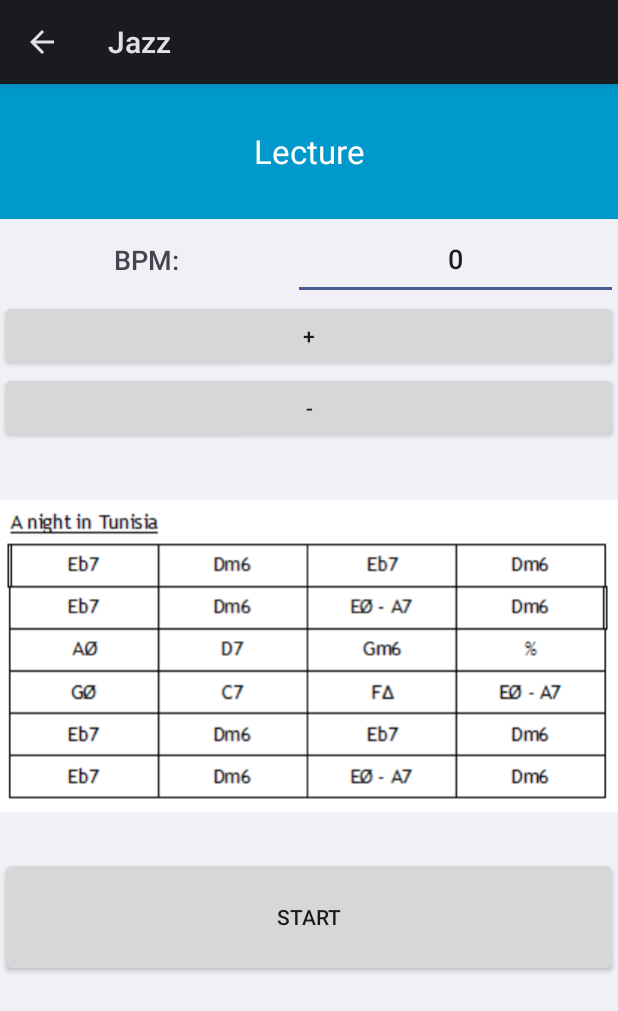
After one commit to cloudyhug/EPJazz, an Android app: the LectureActivity screen opened directly, with no data from a screen before it, on a phone screen of 412 x 824 dp. The commit adds this screen. Shown: the top 1011 px of the screen. Run offline under Robolectric (Android 15) with nearby library versions, the phone set to English and light mode, and no system bars.

Commit message:
Création d'une page réalisant à peu près l'objectif fixé, il y a une première page fixant les paramètres de tempo et de volume(pas encore implémenter) et une seconde page permettant de lancer le metronome

```diff
--- /dev/null
+++ b/BeatKeeper-master/app/src/main/java/pntanasis/android/metronome/LectureActivity.java
@@ -0,0 +1,174 @@
+package pntanasis.android.metronome;
+
+import android.app.Activity;
+import android.content.Intent;
+import android.graphics.Color;
+import android.media.AudioManager;
+import android.os.AsyncTask;
+import android.os.Build;
+import android.os.Bundle;
+import android.os.Handler;
+import android.os.Message;
+import android.view.View;
+import android.widget.Button;
+import android.widget.TextView;
+
+/**
+ * Created by maxime on 18/12/2017.
+ */
+
+public class LectureActivity extends Activity {
+
+    private Button boutonPlus;
+    private Button boutonMoins;
+    private TextView currentBeat;
+    public int bpm;
+    private short noteValue = 1;
+    private short beats = 1;
+    private double beatSound = 2440;
+    private double sound = 6440;
+    private final int minBpm = 40;
+    private final int maxBpm = 208;
+    private AudioManager audio;
+    private LectureActivity.MetronomeAsyncTask metroTask;
+    private Handler mHandler;
+
+    protected void onCreate(Bundle savedInstanceState) {
+        super.onCreate(savedInstanceState);
+        setContentView(R.layout.lecture);
+
+        boutonPlus = (Button) findViewById(R.id.boutonPlus_lecture);
+        boutonMoins = (Button) findViewById(R.id.boutonMoins_lecture);
+
+        currentBeat = (TextView) findViewById(R.id.currentBeat_lecture);
+        currentBeat.setTextColor(Color.GREEN);
+
+        Intent intent =getIntent();
+        bpm=intent.getIntExtra("bpm",0);
+
+        TextView bpmText = (TextView) findViewById(R.id.BPM_lecture);
+        bpmText.setText(""+bpm);
+
+        metroTask = new LectureActivity.MetronomeAsyncTask();
+
+
+    }
+
+    private Handler getHandler() {
+        return new Handler() {
+            @Override
+            public void handleMessage(Message msg) {
+                String message = (String)msg.obj;
+                if(message.equals("1"))
+                    currentBeat.setTextColor(Color.GREEN);
+                else
+                    currentBeat.setTextColor(getResources().getColor(R.color.yellow));
+                //currentBeat.setText(message);
+            }
+        };
+    }
+
+    private void maxBpmGuard() {
+        if(bpm >= maxBpm ) {
+            boutonPlus.setEnabled(false);
+            boutonPlus.setPressed(false);
+        } else if(!boutonMoins.isEnabled() && bpm>minBpm) {
+            boutonMoins.setEnabled(true);
+        }
+    }
+
+    public void onPlusClick(View view) {
+        TextView bpmText1 = findViewById(R.id.BPM_lecture);
+        bpm=Integer.valueOf(bpmText1.getText().toString());
+        bpm++;
+        bpmText1.setText(""+bpm);
+        maxBpmGuard();
+
+    }
+
+    private void minBpmGuard() {
+        if(bpm <= minBpm) {
+            boutonMoins.setEnabled(false);
+            boutonMoins.setPressed(false);
+        } else if(!boutonPlus.isEnabled() && bpm<maxBpm) {
+            boutonPlus.setEnabled(true);
+        }
+    }
+
+    public void onMinusClick(View view) {
+        TextView bpmText1 = findViewById(R.id.BPM_lecture);
+        bpm=Integer.valueOf(bpmText1.getText().toString());
+        bpm--;
+        bpmText1.setText(""+bpm);
+        minBpmGuard();
+    }
+
+    public synchronized void onStartStopClick_lecture(View view) {
+        TextView bpmText1 = findViewById(R.id.BPM_lecture);
+        Button button = (Button) view;
+        String buttonText = button.getText().toString();
+        if(buttonText.equalsIgnoreCase("start")) {
+            button.setText(R.string.stop);
+            boutonMoins.setEnabled(false);
+            boutonMoins.setPressed(false);
+            boutonPlus.setEnabled(false);
+            boutonPlus.setPressed(false);
+            bpmText1.setEnabled(false);
+            if (Build.VERSION.SDK_INT >= Build.VERSION_CODES.HONEYCOMB)
+                metroTask.executeOnExecutor(AsyncTask.THREAD_POOL_EXECUTOR, (Void[])null);
+            else
+                metroTask.execute();
+
+
+
+        } else {
+            button.setText(R.string.start);
+            metroTask.stop();
+            boutonMoins.setEnabled(true);
+            boutonPlus.setEnabled(true);
+            bpmText1.setEnabled(true);
+            metroTask = new MetronomeAsyncTask();
+            Runtime.getRuntime().gc();
+        }
+    }
+
+
+
+    private class MetronomeAsyncTask extends AsyncTask<Void,Void,String> {
+        Metronome metronome;
+
+
+        MetronomeAsyncTask() {
+            mHandler = getHandler();
+            metronome = new Metronome(mHandler);
+        }
+
+        protected String doInBackground(Void... params) {
+            metronome.setBeat(beats);
+            metronome.setNoteValue(noteValue);
+            metronome.setBpm(bpm);
+            metronome.setBeatSound(beatSound);
+            metronome.setSound(sound);
+
+            metronome.play();
+
+            return null;
+        }
+
+        public void stop() {
+            metronome.stop();
+            metronome = null;
+        }
+
+        public void setBpm(short bpm) {
+            metronome.setBpm(bpm);
+            metronome.calcSilence();
+        }
+
+        public void setBeat(short beat) {
+            if(metronome != null)
+                metronome.setBeat(beat);
+        }
+
+    }
+}
--- /dev/null
+++ b/BeatKeeper-master/app/src/main/res/layout/lecture.xml
@@ -0,0 +1,91 @@
+<?xml version="1.0" encoding="utf-8"?>
+<LinearLayout xmlns:android="http://schemas.android.com/apk/res/android"
+    android:orientation="vertical" android:layout_width="match_parent"
+    android:layout_height="match_parent"
+    android:weightSum="1">
+
+    <TextView
+        android:id="@+id/textView"
+        android:layout_width="match_parent"
+        android:layout_height="wrap_content"
+        android:layout_weight="0.23"
+        android:background="@android:color/holo_blue_dark"
+        android:gravity="center"
+        android:text="Lecture"
+        android:textAppearance="@android:style/TextAppearance.DeviceDefault.Large"
+        android:textColor="@android:color/white" />
+
+
+    <LinearLayout
+        android:id="@+id/Metronome"
+        android:layout_width="match_parent"
+        android:layout_height="157dp"
+        android:orientation="vertical">
+
+        <LinearLayout
+            android:id="@+id/BPM_LAYOUT"
+            android:layout_width="match_parent"
+            android:layout_height="54dp"
+            android:orientation="horizontal">
+
+            <TextView
+                android:id="@+id/lecture_bpm"
+                android:layout_width="match_parent"
+                android:layout_height="match_parent"
+                android:layout_weight="0.04"
+                android:gravity="center"
+                android:text="BPM:"
+                android:textAppearance="@android:style/TextAppearance.DeviceDefault.Medium" />
+
+            <EditText
+                android:id="@+id/BPM_lecture"
+                android:layout_width="271dp"
+                android:layout_height="match_parent"
+                android:layout_weight="0.01"
+                android:ems="10"
+                android:gravity="center"
+                android:inputType="number"
+                android:text="100"
+                android:textAppearance="@android:style/TextAppearance.DeviceDefault.Medium" />
+        </LinearLayout>
+
+        <Button
+            android:id="@+id/boutonPlus_lecture"
+            android:layout_width="match_parent"
+            android:layout_height="wrap_content"
+            android:onClick="onPlusClick"
+            android:text="@string/plus" />
+
+        <Button
+            android:id="@+id/boutonMoins_lecture"
+            android:layout_width="match_parent"
+            android:layout_height="wrap_content"
+            android:onClick="onMinusClick"
+            android:text="@string/minus" />
+
+
+    </LinearLayout>
+
+    <ImageView
+        android:id="@+id/imageView"
+        android:layout_width="match_parent"
+        android:layout_height="wrap_content"
+        android:layout_weight="0.23"
+        android:src="@drawable/grille_a_night_in_tunisia" />
+
+    <Button
+        android:id="@+id/demarrer_lecture"
+        android:layout_width="match_parent"
+        android:layout_height="80dp"
+        android:onClick="onStartStopClick_lecture"
+        android:text="Start" />
+
+    <TextView
+        android:id="@+id/currentBeat_lecture"
+        android:layout_width="match_parent"
+        android:layout_height="wrap_content"
+        android:layout_weight="0.23"
+        android:textAppearance="@android:style/TextAppearance.DeviceDefault.Large" />
+
+
+</LinearLayout>
--- a/BeatKeeper-master/app/src/main/res/layout/main.xml
+++ b/BeatKeeper-master/app/src/main/res/layout/main.xml
@@ -15,7 +15,6 @@
             android:layout_height="90dp"
             android:layout_weight="1"
             android:gravity="center_vertical|center_horizontal"
-            android:text="@string/bps"
             android:textAppearance="?android:attr/textAppearanceLarge"
             android:textColor="@color/yellow"
             android:textSize="30sp" />
--- a/BeatKeeper-master/app/src/main/res/values/strings.xml
+++ b/BeatKeeper-master/app/src/main/res/values/strings.xml
@@ -1,6 +1,6 @@
 <?xml version="1.0" encoding="utf-8"?>
 <resources>
-    <string name="app_name">Beat Keeper</string>
+    <string name="app_name">Jazz</string>
     <string name="start">Start</string>
     <string name="stop">Stop</string>
     <color name="yellow">#DEE054</color>
```
Also changed, not shown: BeatKeeper-master/app/src/main/AndroidManifest.xml (+12 -0 lines), BeatKeeper-master/app/src/main/java/pntanasis/android/metronome/MainActivity.java (+59 -3 lines), BeatKeeper-master/app/src/main/java/pntanasis/android/metronome/MetronomeActivity.java (+11 -7 lines), BeatKeeper-master/app/src/main/res/layout/parametrage.xml (+13 -4 lines), BeatKeeper-master/app/src/main/res/drawable-mdpi/grille_a_night_in_tunisia.png (added), 28 other files.
